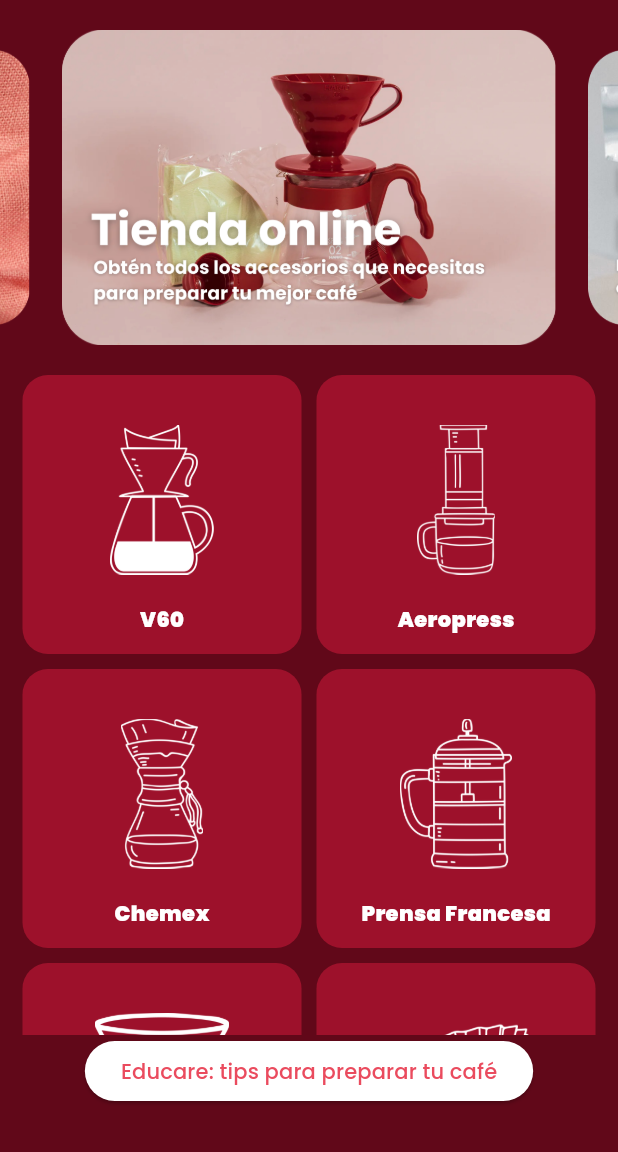
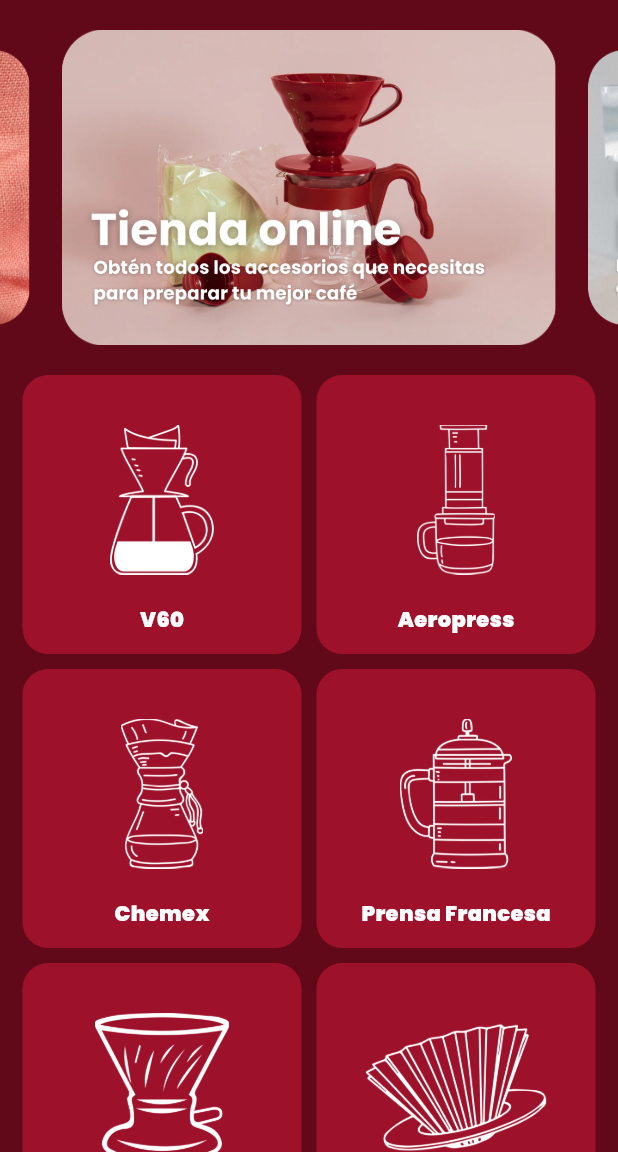
Before and after one commit to natrodriguez1/app_escoffee_main, a Flutter app: the HomeScreen screen opened by its route, on a phone screen of 412 x 824 dp, the part 84-1236 px from its top. Run offline on Flutter 3.47's test engine with Material 3 defaults, Android fonts, the phone set to English and light mode, and no system bars; drawn by our look-alikes of carousel_slider; our stand-ins replace auto_route, flutter_markdown, in_app_purchase, introduction_screen, just_audio, package_info_plus and 2 more; missing offline and left inert: advanced_in_app_review, coffeico, flutter_device_type, quick_actions, universal_html; accounts and stored records are empty.

Commit message:
botón de educare quitado

```diff
--- a/lib/screens/home_screen.dart
+++ b/lib/screens/home_screen.dart
@@ -169,18 +169,19 @@
               Expanded(child: GridView(gridDelegate: SliverGridDelegateWithFixedCrossAxisCount(crossAxisCount: crossAxisCount, mainAxisSpacing: mainAxisSpacing,  crossAxisSpacing: crossAxisSpacing),
                                 padding:  const EdgeInsets.all(15),
                                 children: menuItem(brewingMethods))),
-              Padding(
-                padding: const EdgeInsets.only(bottom: 30),
-                child: ElevatedButton(
-                  style: ElevatedButton.styleFrom(
-                    backgroundColor: const Color.fromARGB(255, 255, 255, 255), // Cambia el color a tu preferencia
-                  ),
-                  child: const Text('Educare: tips para preparar tu café'),
-                  onPressed: () {
-                    context.router.push(const CoffeeTipsRoute());
-                  },
-                ),
-              ),]
+              // Padding(
+              //   padding: const EdgeInsets.only(bottom: 30),
+              //   child: ElevatedButton(
+              //     style: ElevatedButton.styleFrom(
+              //       backgroundColor: const Color.fromARGB(255, 255, 255, 255), // Cambia el color a tu preferencia
+              //     ),
+              //     child: const Text('Educare: tips para preparar tu café'),
+              //     onPressed: () {
+              //       context.router.push(const CoffeeTipsRoute());
+              //     },
+              //   ),
+              // )
+              ]
           );
         },
       ),
```
Also changed, not shown: 1 other file.
